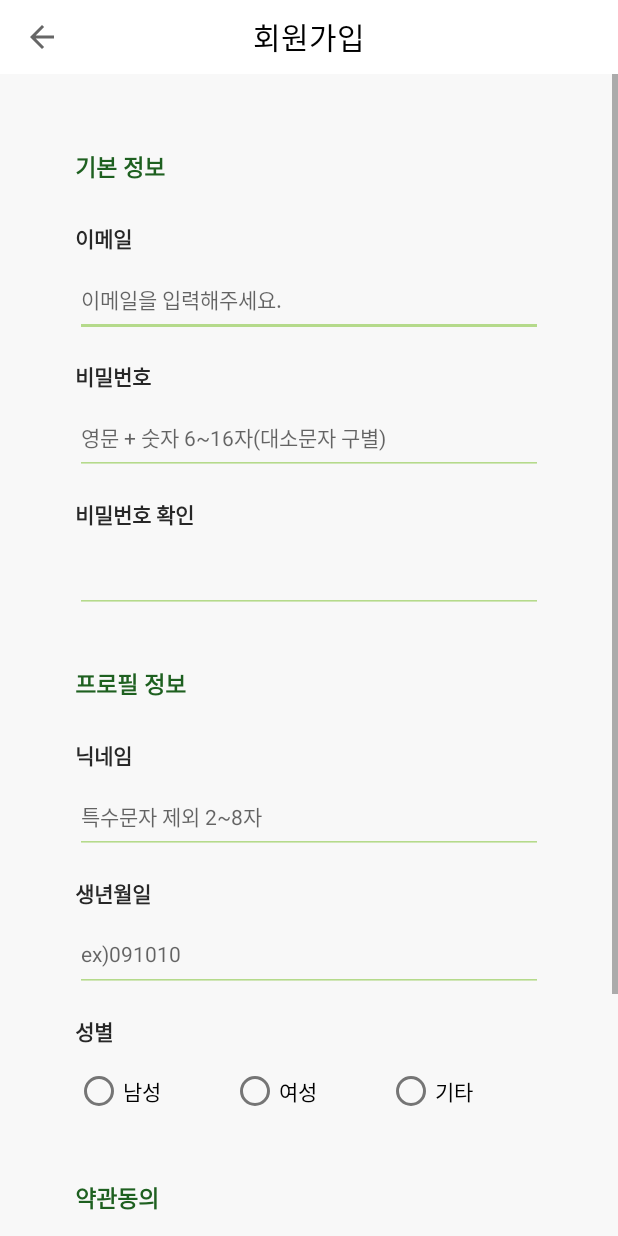
After one commit to pachuho/myCloset, an Android app: the SignUpEmailActivity screen opened directly, with no data from a screen before it, on a phone screen of 412 x 824 dp. The commit adds this screen. Run offline under Robolectric (Android 15) with nearby library versions, the light colour scheme and no system bars.

Commit message:
add emailRegister.xml

```diff
--- a/app/build.gradle
+++ b/app/build.gradle
@@ -1,6 +1,7 @@
 plugins {
     id 'com.android.application'
     id 'kotlin-android'
+    id 'kotlin-android-extensions'
 }
 
 android {
@@ -44,4 +45,6 @@ dependencies {
     androidTestImplementation 'androidx.test.espresso:espresso-core:3.3.0'
     // 추가 세팅
     implementation 'com.google.android.material:material:1.3.0-alpha03' // 메테리얼 추가
+    implementation "org.jetbrains.kotlin:kotlin-stdlib-jdk7:$kotlin_version" // extension
+    implementation "org.jetbrains.kotlin:kotlin-stdlib-jdk8:$kotlin_version" // extension
 }
--- a/app/src/main/java/com/example/mycloset/LoginActivity.kt
+++ b/app/src/main/java/com/example/mycloset/LoginActivity.kt
@@ -1,11 +1,35 @@
 package com.example.mycloset
 
+import android.content.Intent
 import androidx.appcompat.app.AppCompatActivity
 import android.os.Bundle
+import android.widget.Toast
+import kotlinx.android.synthetic.main.activity_login.*
 
 class LoginActivity : AppCompatActivity() {
     override fun onCreate(savedInstanceState: Bundle?) {
         super.onCreate(savedInstanceState)
         setContentView(R.layout.activity_login)
+
+        // 로그인 버튼
+        btn_login.setOnClickListener {
+            Toast.makeText(this, "업데이트 예정", Toast.LENGTH_SHORT).show()
+        }
+
+        // 회원가입-카카오톡 버튼
+        btn_signUpKaKao.setOnClickListener {
+            Toast.makeText(this, "업데이트 예정", Toast.LENGTH_SHORT).show()
+        }
+
+        // 회원가입-페이스북 버튼
+        btn_signUpFacebook.setOnClickListener {
+            Toast.makeText(this, "업데이트 예정", Toast.LENGTH_SHORT).show()
+        }
+
+        // 회원가입-이메일 버튼
+        btn_signUpEmail.setOnClickListener {
+            val intent = Intent(this, SignUpEmailActivity::class.java)
+            startActivity(intent)
+        }
     }
 }
--- /dev/null
+++ b/app/src/main/java/com/example/mycloset/SignUpEmailActivity.kt
@@ -0,0 +1,29 @@
+package com.example.mycloset
+
+import android.os.Bundle
+import android.view.MenuItem
+import androidx.appcompat.app.AppCompatActivity
+import kotlinx.android.synthetic.main.activity_sign_up_email.*
+
+class SignUpEmailActivity : AppCompatActivity() {
+    override fun onCreate(savedInstanceState: Bundle?) {
+        super.onCreate(savedInstanceState)
+        setContentView(R.layout.activity_sign_up_email)
+
+        setSupportActionBar(toolbar)
+        val ab = supportActionBar!!
+        ab.setDisplayShowTitleEnabled(false)
+        ab.setDisplayHomeAsUpEnabled(true)
+    }
+    override fun onOptionsItemSelected(item: MenuItem): Boolean {
+        val id = item.itemId
+        when (id) {
+            android.R.id.home -> {
+                finish()
+                return true
+            }
+        }
+        return super.onOptionsItemSelected(item)
+    }
+
+}
--- a/app/src/main/res/layout/activity_login.xml
+++ b/app/src/main/res/layout/activity_login.xml
@@ -22,10 +22,14 @@
             android:textColor="@color/black"/>
     </LinearLayout>
 
+    <View
+        android:layout_width="match_parent"
+        android:layout_height="0dp"
+        android:layout_weight="0.7"/>
     <LinearLayout
         android:layout_width="match_parent"
         android:layout_height="0dp"
-        android:layout_weight="8"
+        android:layout_weight="7"
         android:paddingTop="80dp"
         android:paddingHorizontal="55dp"
         android:orientation="vertical">
@@ -66,9 +70,9 @@
             android:id="@+id/btn_login"
             android:layout_width="match_parent"
             android:layout_height="wrap_content"
-            android:textColor="@color/black2"
+            android:enabled="false"
             android:text="로그인"
-            android:textStyle="bold"/>
+            android:textColor="@color/black2" />
 
         <View
             android:layout_width="300dp"
@@ -78,22 +82,12 @@
             android:background="@color/grey"/>
 
         <Button
-            android:id="@+id/btn_signUpEmail"
-            android:layout_width="match_parent"
-            android:layout_height="wrap_content"
-            android:text="이메일로 시작하기"
-            android:textColor="@color/black2"
-            android:textStyle="bold"
-            android:drawableLeft="@drawable/ic_baseline_alternate_email_24" />
-
-        <Button
             android:id="@+id/btn_signUpKaKao"
             android:layout_width="match_parent"
             android:layout_height="wrap_content"
             android:backgroundTint="@color/kakao"
             android:text="카카오톡으로 시작하기"
-            android:textColor="@color/black2"
-            android:textStyle="bold"/>
+            android:textColor="@color/black2"/>
 
         <Button
             android:id="@+id/btn_signUpFacebook"
@@ -101,8 +95,15 @@
             android:layout_height="wrap_content"
             android:backgroundTint="@color/facebook"
             android:text="페이스북으로 시작하기"
+            android:textColor="@color/black2"/>
+
+        <Button
+            android:id="@+id/btn_signUpEmail"
+            android:layout_width="match_parent"
+            android:layout_height="wrap_content"
+            android:text="이메일로 시작하기"
             android:textColor="@color/black2"
-            android:textStyle="bold"/>
+            android:drawableLeft="@drawable/ic_baseline_alternate_email_24"/>
 
         <TextView
             android:layout_width="match_parent"
--- /dev/null
+++ b/app/src/main/res/layout/activity_sign_up_email.xml
@@ -0,0 +1,280 @@
+<?xml version="1.0" encoding="utf-8"?>
+<LinearLayout xmlns:android="http://schemas.android.com/apk/res/android"
+    xmlns:tools="http://schemas.android.com/tools"
+    android:layout_width="match_parent"
+    android:layout_height="match_parent"
+    tools:context=".SignUpEmailActivity"
+    android:orientation="vertical">
+
+    <androidx.appcompat.widget.Toolbar
+        android:id="@+id/toolbar"
+        android:layout_width="match_parent"
+        android:layout_height="0dp"
+        android:layout_weight="6"
+        android:gravity="center">
+        <TextView
+            android:layout_width="wrap_content"
+            android:layout_height="wrap_content"
+            android:layout_gravity="center"
+            android:text="회원가입"
+            android:textColor="@color/black"
+            android:textSize="20sp"/>
+    </androidx.appcompat.widget.Toolbar>
+
+
+    <ScrollView
+        android:layout_width="match_parent"
+        android:layout_height="0dp"
+        android:layout_weight="94"
+        android:background="@color/whiteBack">
+
+        <LinearLayout
+            android:layout_width="match_parent"
+            android:layout_height="match_parent"
+            android:orientation="vertical"
+            android:layout_margin="50dp">
+
+            <TextView
+                android:layout_width="match_parent"
+                android:layout_height="wrap_content"
+                android:layout_marginBottom="25dp"
+                android:text="기본 정보"
+                android:textSize="15sp"
+                android:textStyle="bold"
+                android:textColor="@color/greenBlack"/>
+
+            <TextView
+                android:layout_width="match_parent"
+                android:layout_height="wrap_content"
+                android:layout_marginBottom="5dp"
+                android:text="이메일"
+                android:textSize="14sp"
+                android:textStyle="bold"
+                android:textColor="@color/black2"/>
+
+            <EditText
+                android:id="@+id/et_email"
+                android:layout_width="match_parent"
+                android:layout_height="wrap_content"
+                android:layout_marginBottom="15dp"
+                android:hint="이메일을 입력해주세요."
+                android:textSize="14sp"
+                android:minHeight="50dp"
+                android:backgroundTint="@color/greenWhite2"/>
+
+            <TextView
+                android:layout_width="match_parent"
+                android:layout_height="wrap_content"
+                android:layout_marginBottom="5dp"
+                android:text="비밀번호"
+                android:textSize="14sp"
+                android:textStyle="bold"
+                android:textColor="@color/black2"/>
+
+            <EditText
+                android:id="@+id/et_pwd"
+                android:layout_width="match_parent"
+                android:layout_height="wrap_content"
+                android:layout_marginBottom="15dp"
+                android:hint="영문 + 숫자 6~16자(대소문자 구별)"
+                android:textSize="14sp"
+                android:minHeight="50dp"
+                android:backgroundTint="@color/greenWhite2"/>
+
+            <TextView
+                android:layout_width="match_parent"
+                android:layout_height="wrap_content"
+                android:layout_marginBottom="5dp"
+                android:text="비밀번호 확인"
+                android:textSize="14sp"
+                android:textStyle="bold"
+                android:textColor="@color/black2"/>
+
+            <EditText
+                android:id="@+id/et_pwdCheck"
+                android:layout_width="match_parent"
+                android:layout_height="wrap_content"
+                android:layout_marginBottom="15dp"
+                android:textSize="14sp"
+                android:minHeight="50dp"
+                android:backgroundTint="@color/greenWhite2"/>
+
+            <View
+                android:layout_width="match_parent"
+                android:layout_height="20dp"/>
+
+            <TextView
+                android:layout_width="match_parent"
+                android:layout_height="wrap_content"
+                android:layout_marginBottom="25dp"
+                android:text="프로필 정보"
+                android:textSize="15sp"
+                android:textStyle="bold"
+                android:textColor="@color/greenBlack"/>
+
+            <TextView
+                android:layout_width="match_parent"
+                android:layout_height="wrap_content"
+                android:layout_marginBottom="5dp"
+                android:text="닉네임"
+                android:textSize="14sp"
+                android:textStyle="bold"
+                android:textColor="@color/black2"/>
+
+            <EditText
+                android:id="@+id/et_nickName"
+                android:layout_width="match_parent"
+                android:layout_height="wrap_content"
+                android:layout_marginBottom="15dp"
+                android:hint="특수문자 제외 2~8자"
+                android:textSize="14sp"
+                android:minHeight="50dp"
+                android:backgroundTint="@color/greenWhite2"/>
+
+            <TextView
+                android:layout_width="match_parent"
+                android:layout_height="wrap_content"
+                android:layout_marginBottom="5dp"
+                android:text="생년월일"
+                android:textSize="14sp"
+                android:textStyle="bold"
+                android:textColor="@color/black2"/>
+
+            <EditText
+                android:id="@+id/et_birthday"
+                android:layout_width="match_parent"
+                android:layout_height="wrap_content"
+                android:layout_marginBottom="15dp"
+                android:hint="ex)091010"
+                android:textSize="14sp"
+                android:minHeight="50dp"
+                android:backgroundTint="@color/greenWhite2"/>
+
+            <TextView
+                android:layout_width="match_parent"
+                android:layout_height="wrap_content"
+                android:layout_marginBottom="5dp"
+                android:text="성별"
+                android:textSize="14sp"
+                android:textStyle="bold"
+                android:textColor="@color/black2"/>
+
+            <RadioGroup
+                android:layout_width="match_parent"
+                android:layout_height="wrap_content"
+                android:layout_marginBottom="15dp"
+                android:orientation="horizontal">
+                <RadioButton
+                    android:id="@+id/rb_man"
+                    android:layout_width="wrap_content"
+                    android:layout_height="wrap_content"
+                    android:layout_weight="1"
+                    android:text="남성"/>
+                <RadioButton
+                    android:id="@+id/rb_woman"
+                    android:layout_width="wrap_content"
+                    android:layout_height="wrap_content"
+                    android:layout_weight="1"
+                    android:text="여성"/>
+                <RadioButton
+                    android:id="@+id/rb_etc"
+                    android:layout_width="wrap_content"
+                    android:layout_height="wrap_content"
+                    android:layout_weight="1"
+                    android:text="기타"/>
+            </RadioGroup>
+
+            <View
+                android:layout_width="match_parent"
+                android:layout_height="20dp"/>
+
+            <TextView
+                android:layout_width="match_parent"
+                android:layout_height="wrap_content"
+                android:layout_marginBottom="25dp"
+                android:text="약관동의"
+                android:textSize="15sp"
+                android:textStyle="bold"
+                android:textColor="@color/greenBlack"/>
+
+            <LinearLayout
+                android:layout_width="match_parent"
+                android:layout_height="wrap_content"
+                android:orientation="horizontal">
+                <CheckBox
+                    android:id="@+id/cb_all"
+                    android:layout_width="0dp"
+                    android:layout_height="wrap_content"
+                    android:layout_weight="1"/>
+
+                <TextView
+                    android:layout_width="0dp"
+                    android:layout_height="wrap_content"
+                    android:layout_weight="9"
+                    android:text="모든 운영방침에 동의합니다."
+                    android:textSize="14sp"
+                    android:textColor="@color/black2"/>
+            </LinearLayout>
+
+            <LinearLayout
+                android:layout_width="match_parent"
+                android:layout_height="wrap_content"
+                android:orientation="horizontal">
+                <CheckBox
+                    android:id="@+id/cb_privacy"
+                    android:layout_width="0dp"
+                    android:layout_height="wrap_content"
+                    android:layout_weight="1"/>
+
+                <TextView
+                    android:layout_width="0dp"
+                    android:layout_height="wrap_content"
+                    android:layout_weight="9"
+                    android:text="개인정보 취급방침에 동의합니다.(필수)"
+                    android:textSize="14sp"
+                    android:textColor="@color/black2"/>
+            </LinearLayout>
+
+            <LinearLayout
+                android:layout_width="match_parent"
+                android:layout_height="wrap_content"
+                android:orientation="horizontal">
+                <CheckBox
+                    android:id="@+id/cb_use"
+                    android:layout_width="0dp"
+                    android:layout_height="wrap_content"
+                    android:layout_weight="1"/>
+
+                <TextView
+                    android:layout_width="0dp"
+                    android:layout_height="wrap_content"
+                    android:layout_weight="9"
+                    android:text="이용약관에 동의합니다.(필수)"
+                    android:textSize="14sp"
+                    android:textColor="@color/black2"/>
+            </LinearLayout>
+
+            <LinearLayout
+                android:layout_width="match_parent"
+                android:layout_height="wrap_content"
+                android:orientation="horizontal">
+                <CheckBox
+                    android:id="@+id/cb_pushAlarm"
+                    android:layout_width="0dp"
+                    android:layout_height="wrap_content"
+                    android:layout_weight="1"/>
+
+                <TextView
+                    android:layout_width="0dp"
+                    android:layout_height="wrap_content"
+                    android:layout_weight="9"
+                    android:text="푸시알림 수신에 동의합니다.(필수)"
+                    android:textSize="14sp"
+                    android:textColor="@color/black2"/>
+            </LinearLayout>
+
+
+        </LinearLayout>
+
+    </ScrollView>
+</LinearLayout>
--- a/app/src/main/res/values/colors.xml
+++ b/app/src/main/res/values/colors.xml
@@ -10,7 +10,10 @@
     <color name="white">#FFFFFFFF</color>
     <color name="kakao">#F9E000</color>
     <color name="facebook">#4267B2</color>
-    <color name="green">#67B66B</color>
-    <color name="whiteGreen">#8BC34A</color>
-    <color name="grey">#CACACA</color>
+    <color name="green">#619F18</color>
+    <color name="greenWhite">#8BC34A</color>
+    <color name="greenWhite2">#B5DA8B</color>
+    <color name="greenBlack">#1E6020</color>
+    <color name="whiteBack">#F8F8F8</color>
+    <color name="grey">#C8C8C8</color>
 </resources>
--- a/app/src/main/res/values/themes.xml
+++ b/app/src/main/res/values/themes.xml
@@ -2,8 +2,8 @@
     <!-- Base application theme. -->
     <style name="Theme.MyCloset" parent="Theme.MaterialComponents.Light.NoActionBar">
         <!-- Primary brand color. -->
-        <item name="colorPrimary">@color/whiteGreen</item>
-        <item name="colorPrimaryVariant">@color/teal_700</item>
+        <item name="colorPrimary">@color/greenWhite</item>
+        <item name="colorPrimaryVariant">@color/green</item>
         <item name="colorOnPrimary">@color/white</item>
         <!-- Secondary brand color. -->
         <item name="colorSecondary">@color/teal_200</item>
```
Also changed, not shown: app/src/main/AndroidManifest.xml (+4 -4 lines).
